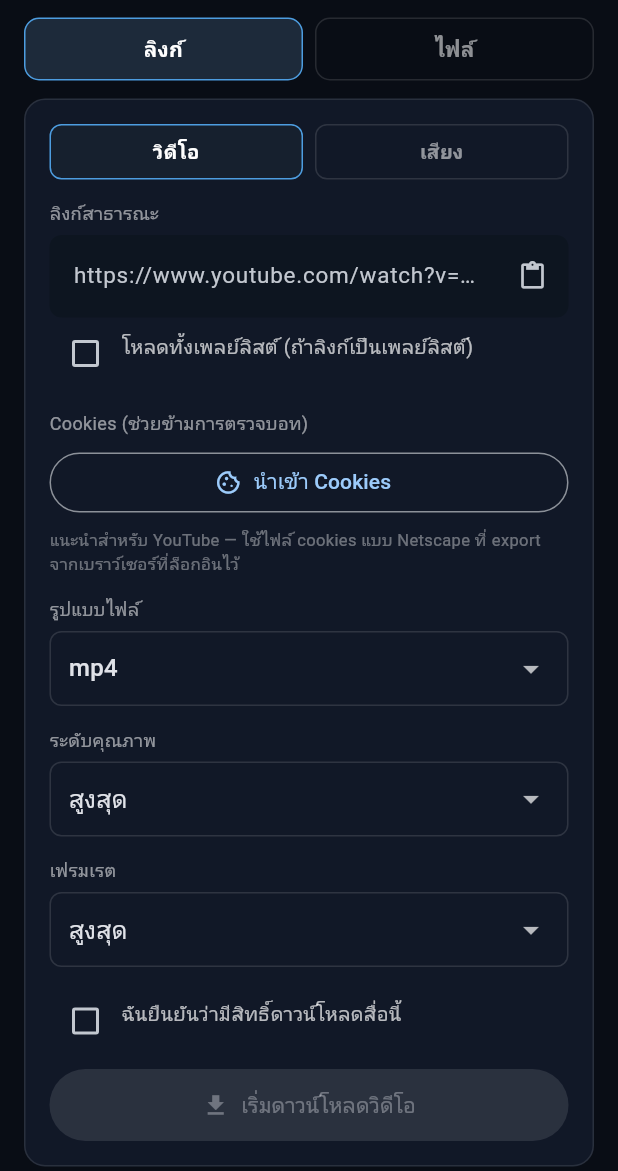
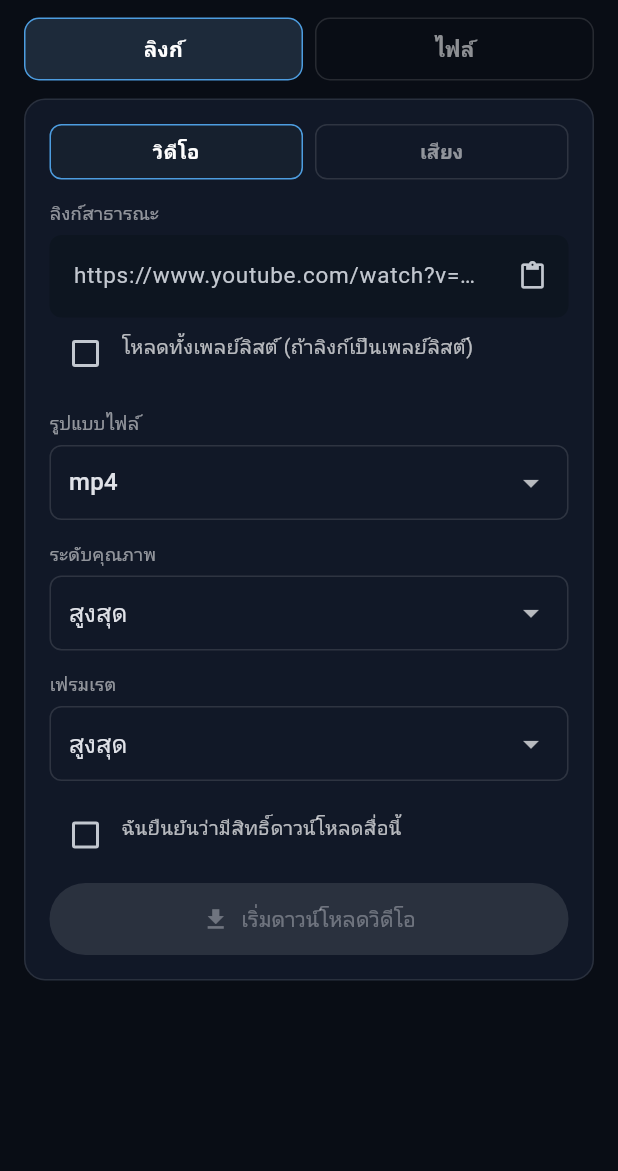
Before and after one commit to ertyu007/media-toolkit-Open-source, a Flutter app: the screen it shows after launch, on a phone screen of 412 x 824 dp, the part 65-1236 px from its top. Run offline on Flutter 3.47's test engine with Material 3 defaults, Android fonts, the phone set to English and light mode, and no system bars; our stand-ins replace chewie, share_plus, video_player; missing offline and left inert: ffmpeg_kit_flutter_new.

Commit message:
fix(mobile): fix url downloads with embedded QuickJS runtime and drop impersonation cookies

```diff
--- a/mobile/lib/app_state.dart
+++ b/mobile/lib/app_state.dart
@@ -60,41 +60,6 @@ class AppState extends ChangeNotifier {
 
   void setSetting(String key, Object value) {
     settings[key] = value;
-    saveSettings();
-  }
-
-  // ---------------- Cookies สำหรับข้ามการตรวจบอท ----------------
-
-  String? get activeCookiesPath {
-    final path = settings['cookiesPath'];
-    if (path is String && path.isNotEmpty) {
-      final file = File(path);
-      if (file.existsSync() && file.lengthSync() > 0) return path;
-    }
-    return null;
-  }
-
-  Future<void> importCookies(String pickedPath) async {
-    final source = File(pickedPath);
-    if (!source.existsSync() || source.lengthSync() == 0) {
-      throw StateError('ไฟล์ cookies ว่างเปล่า');
-    }
-    final dir = Directory('${await _appDir()}/clipora');
-    await dir.create(recursive: true);
-    final target = File('${dir.path}/cookies.txt');
-    await source.copy(target.path);
-    setSetting('cookiesPath', target.path);
-  }
-
-  Future<void> clearCookies() async {
-    final path = settings['cookiesPath'];
-    if (path is String && path.isNotEmpty) {
-      try {
-        final file = File(path);
-        if (file.existsSync()) await file.delete();
-      } catch (_) {}
-    }
-    settings.remove('cookiesPath');
     saveSettings();
   }
 
@@ -166,12 +131,6 @@ class AppState extends ChangeNotifier {
       }
       if (!playlist) {
         options.add('--no-playlist');
-      }
-      // บังคับ TLS impersonation (curl_cffi) เหมือน PC เพื่อเลี่ยงบล็อก bot ของ YouTube/TikTok
-      options.addAll(['--impersonate', 'chrome']);
-      final cookiesPath = activeCookiesPath;
-      if (cookiesPath != null) {
-        options.addAll(['--cookies', cookiesPath]);
       }
 
       final ok = await _runYtDlp(job, url, outputTemplate, options);
--- a/mobile/lib/main.dart
+++ b/mobile/lib/main.dart
@@ -62,7 +62,6 @@ class _HomeScreenState extends State<HomeScreen> {
   bool _authorized = false;
   bool _playlists = false;
   String _url = '';
-  String? _cookiesPath;
 
   // file mode
   JobMode _fileMode = JobMode.video;
@@ -104,7 +103,6 @@ class _HomeScreenState extends State<HomeScreen> {
       _fps = app.setting('fps', 'สูงสุด');
       _audioFormat = app.setting('audioFormat', 'mp3');
       _playlists = app.settingBool('playlists', false);
-      _cookiesPath = app.activeCookiesPath;
       _fileMode = app.setting('fileMode', 'video') == 'audio'
           ? JobMode.audio
           : JobMode.video;
@@ -458,7 +456,6 @@ class _HomeScreenState extends State<HomeScreen> {
             app.setSetting('playlists', _playlists);
           },
         ),
-        _cookiesSection(),
         if (_urlMode == JobMode.video) ...[
           _fieldLabel('รูปแบบไฟล์'),
           _dropdown<String>(_urlFormat, const ['mp4', 'mov'], (v) {
@@ -520,71 +517,6 @@ class _HomeScreenState extends State<HomeScreen> {
     } catch (_) {
       _toast('ไม่สามารถอ่านคลิปบอร์ดได้', bad: true);
     }
-  }
-
-  Future<void> _importCookies() async {
-    try {
-      final path = await NativeService.instance.pickCookiesFile();
-      if (path == null) return;
-      if (!mounted) return;
-      await app.importCookies(path);
-      if (!mounted) return;
-      setState(() => _cookiesPath = app.activeCookiesPath);
-      _toast('นำเข้า Cookies สำเร็จ');
-    } catch (e) {
-      _toast('นำเข้า Cookies ไม่สำเร็จ: $e', bad: true);
-    }
-  }
-
-  Future<void> _removeCookies() async {
-    await app.clearCookies();
-    if (!mounted) return;
-    setState(() => _cookiesPath = null);
-    _toast('ลบ Cookies แล้ว');
-  }
-
-  Widget _cookiesSection() {
-    return Column(
-      crossAxisAlignment: CrossAxisAlignment.stretch,
-      children: [
-        _fieldLabel('Cookies (ช่วยข้ามการตรวจบอท)'),
-        Row(
-          children: [
-            Expanded(
-              child: OutlinedButton.icon(
-                onPressed: _importCookies,
-                icon: const Icon(Icons.cookie_outlined, size: 18),
-                label: const Text('นำเข้า Cookies'),
-              ),
-            ),
-            if (_cookiesPath != null) ...[
-              const SizedBox(width: 8),
-              IconButton(
-                tooltip: 'ลบ Cookies',
-                onPressed: _removeCookies,
-                icon: const Icon(Icons.delete_outline, color: Colors.white54),
-              ),
-            ],
-          ],
-        ),
-        if (_cookiesPath != null)
-          const Padding(
-            padding: EdgeInsets.only(top: 6),
-            child: Text(
-              'เปิดใช้ Cookies แล้ว — จะใช้กับทุกดาวน์โหลดลิงก์',
-              style: TextStyle(fontSize: 12, color: Color(0xFF7CB342)),
-            ),
-          )
-        else
-          const Padding(
-            padding: EdgeInsets.only(top: 6),
-            child: Text(
-              'แนะนำสำหรับ YouTube — ใช้ไฟล์ cookies แบบ Netscape ที่ export จากเบราว์เซอร์ที่ล็อกอินไว้',
-              style: TextStyle(fontSize: 11, color: Colors.white38),
-            ),
-          ),
-      ],
-    );
   }
 
   // ---------------- File panel ----------------
--- a/mobile/pubspec.yaml
+++ b/mobile/pubspec.yaml
@@ -16,7 +16,7 @@ publish_to: 'none' # Remove this line if you wish to publish to pub.dev
 # https://developer.apple.com/library/archive/documentation/General/Reference/InfoPlistKeyReference/Articles/CoreFoundationKeys.html
 # In Windows, build-name is used as the major, minor, and patch parts
 # of the product and file versions while build-number is used as the build suffix.
-version: 1.0.3+4
+version: 1.0.4+5
 
 environment:
   sdk: ^3.13.0
```
Also changed, not shown: mobile/lib/services/native.dart (+0 -7 lines), 2 other files.
